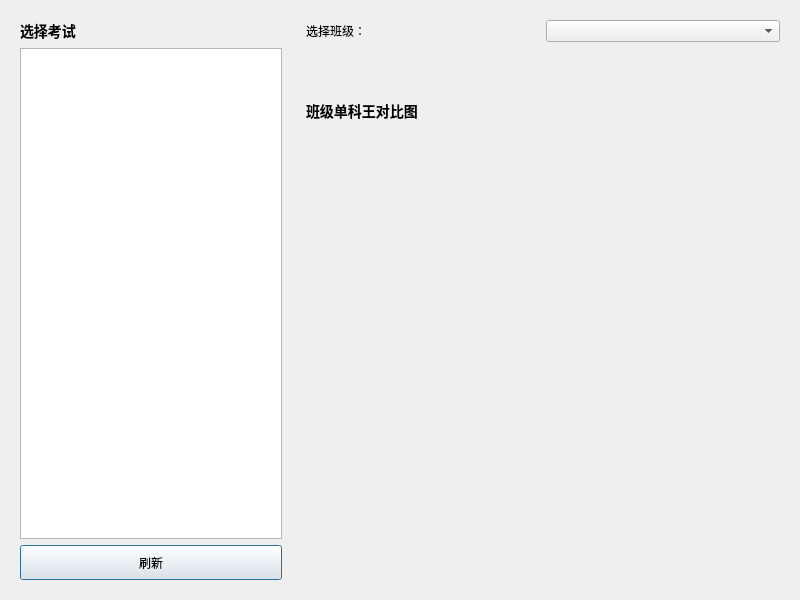
Above: ui_page/page_top_in_class.ui from fengyec2/StudentGradeTracker before the change. Below: the same form after it.
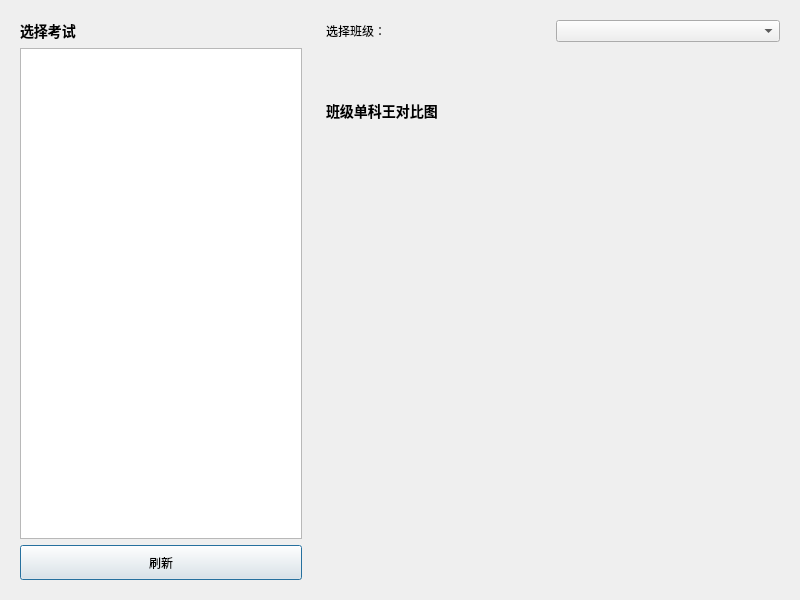
That is the form after the change. Custom widgets are drawn as their Qt base class.

Patch:
```diff
--- a/ui_page/page_top_in_class.ui
+++ b/ui_page/page_top_in_class.ui
@@ -16,9 +16,15 @@
   <layout class="QHBoxLayout" name="horizontalLayout">
    <item>
     <widget class="QFrame" name="leftPanel">
+     <property name="sizePolicy">
+      <sizepolicy hsizetype="Maximum" vsizetype="Preferred">
+       <horstretch>0</horstretch>
+       <verstretch>0</verstretch>
+      </sizepolicy>
+     </property>
      <property name="maximumSize">
       <size>
-       <width>280</width>
+       <width>300</width>
        <height>16777215</height>
       </size>
      </property>
```
